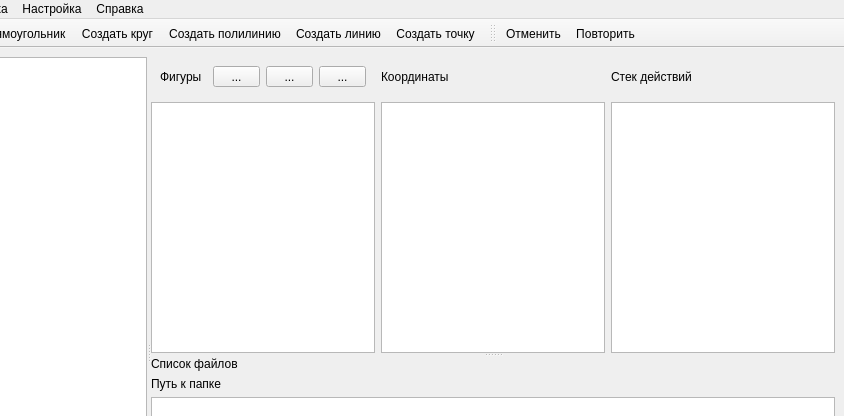
Old version of the form src/qlabelme/widgets/main_window.ui in the repository mariekarelina/QLabelMe; both pictures show x 87 to 931 and y 0 to 416 of the 931 by 677 pixel window.
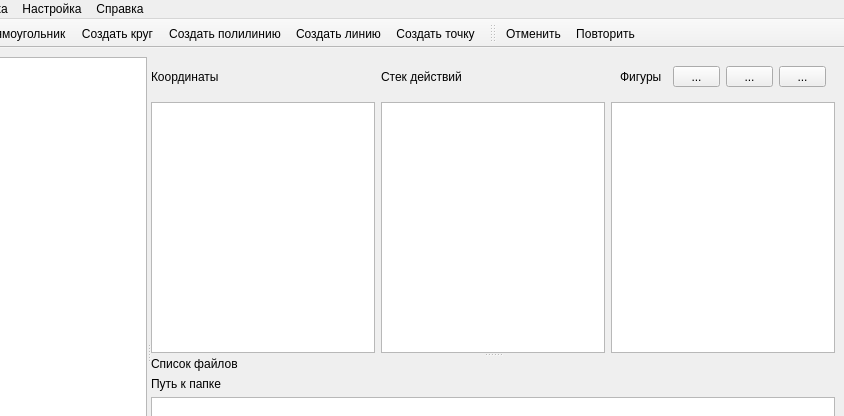
New version of the form. Icons and pictures are not drawn. Custom widgets are drawn as their Qt base class.

Commit message: Изменен порядок блоков правой панели

Patch:
```diff
--- a/src/qlabelme/widgets/main_window.ui
+++ b/src/qlabelme/widgets/main_window.ui
@@ -64,7 +64,13 @@
        </property>
        <widget class="QWidget" name="layoutWidget">
         <layout class="QGridLayout" name="gridLayout">
-         <item row="0" column="0">
+         <item row="1" column="1">
+          <widget class="QListWidget" name="coordinateList"/>
+         </item>
+         <item row="1" column="3">
+          <widget class="QUndoView" name="undoView"/>
+         </item>
+         <item row="0" column="4">
           <widget class="QWidget" name="figuresWidget" native="true">
            <layout class="QHBoxLayout" name="figuresWidget2">
             <item>
@@ -78,6 +84,9 @@
               <property name="text">
                <string>Фигуры</string>
               </property>
+              <property name="alignment">
+               <set>Qt::AlignLeading|Qt::AlignLeft|Qt::AlignVCenter</set>
+              </property>
              </widget>
             </item>
             <item>
@@ -134,29 +143,32 @@
            </layout>
           </widget>
          </item>
+         <item row="1" column="4">
+          <widget class="QListView" name="polygonList"/>
+         </item>
          <item row="0" column="1">
           <widget class="QLabel" name="label">
            <property name="text">
             <string>Координаты</string>
            </property>
+           <property name="alignment">
+            <set>Qt::AlignLeading|Qt::AlignLeft|Qt::AlignVCenter</set>
+           </property>
+           <property name="wordWrap">
+            <bool>false</bool>
+           </property>
           </widget>
          </item>
-         <item row="0" column="2">
+         <item row="0" column="3">
           <widget class="QLabel" name="label_4">
            <property name="text">
             <string>Стек действий</string>
            </property>
+           <property name="alignment">
+            <set>Qt::AlignLeading|Qt::AlignLeft|Qt::AlignVCenter</set>
+           </property>
           </widget>
          </item>
-         <item row="1" column="2">
-          <widget class="QUndoView" name="undoView"/>
-         </item>
-         <item row="1" column="1">
-          <widget class="QListWidget" name="coordinateList"/>
-         </item>
-         <item row="1" column="0">
-          <widget class="QListView" name="polygonList"/>
-         </item>
         </layout>
        </widget>
        <widget class="QWidget" name="layoutWidget1">
```
Left out of the diff: 3 changed lines with no effect on the pictures. The commit also changes 1 other file.
